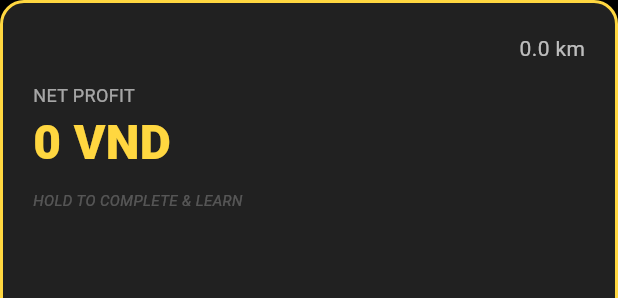
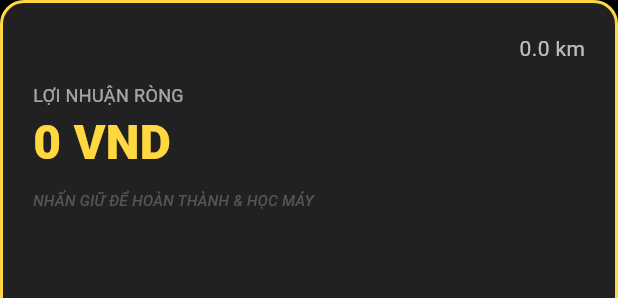
Before and after one commit to vurvn/van_flow, a Flutter app: the _OrderCard widget shown alone on an empty page, opened directly with empty values, on a phone screen of 412 x 824 dp. Shown: the top 298 px of the screen. Run offline on Flutter 3.47's test engine with Material 3 defaults, Android fonts, the phone set to English and light mode, and no system bars; our stand-ins replace equatable, flutter_bloc, get_it, isar; missing offline and left inert: flutter_background_service, flutter_background_service_android; accounts and stored records are empty; generated files the repository leaves out were written again.

Commit message:
Update & optimize features
Save order without complete

```diff
--- a/lib/core/models/order_entity.dart
+++ b/lib/core/models/order_entity.dart
@@ -8,6 +8,7 @@ class OrderEntity extends Equatable {
   final DateTime timestamp;
   final double netProfit;
   final String? districtId;
+  final bool isCompleted;
 
   const OrderEntity({
     this.id,
@@ -17,15 +18,9 @@ class OrderEntity extends Equatable {
     required this.timestamp,
     required this.netProfit,
     this.districtId,
+    this.isCompleted = false,
   });
 
   @override
-  List<Object?> get props => [id, platform, revenue, distance, timestamp, netProfit, districtId];
-
-  @override
-  String toString() {
-
-    return super.toString();
-  }
-
+  List<Object?> get props => [id, platform, revenue, distance, timestamp, netProfit, districtId, isCompleted];
 }
--- a/lib/core/models/order_mappers.dart
+++ b/lib/core/models/order_mappers.dart
@@ -11,7 +11,8 @@ extension OrderEntityMapper on OrderEntity {
       ..distance = distance
       ..timestamp = timestamp
       ..netProfit = netProfit
-      ..districtId = districtId;
+      ..districtId = districtId
+      ..isCompleted = isCompleted;
   }
 }
 
@@ -25,6 +26,7 @@ extension OrderModelMapper on OrderModel {
       timestamp: timestamp,
       netProfit: netProfit,
       districtId: districtId,
+      isCompleted: isCompleted,
     );
   }
 }
--- a/lib/core/models/order_model.dart
+++ b/lib/core/models/order_model.dart
@@ -16,4 +16,6 @@ class OrderModel {
   String? districtId;
   bool? wasChained;
   double? durationHours;
+
+  bool isCompleted = false; // Added flag to distinguish between active and historical orders
 }
--- /dev/null
+++ b/lib/core/utils/profit_calculator.dart
@@ -0,0 +1,6 @@
+class ProfitCalculator {
+  static double calculateNetProfit(double price, double distance) {
+    // NetProfit = Price - (Distance * 3500)
+    return price - (distance * 3500);
+  }
+}
--- a/lib/features/order_analysis/presentation/bloc/order_bloc.dart
+++ b/lib/features/order_analysis/presentation/bloc/order_bloc.dart
@@ -30,12 +30,15 @@ class OrderBloc extends Bloc<OrderEvent, OrderState> {
 
   Future<void> _onOnNewOrderCaptured(
       OnNewOrderCaptured event, Emitter<OrderState> emit) async {
+
     final netProfit = ProfitCalculator.calculateNetProfit(event.price, event.distance);
 
     final order = OrderEntity(
-      platform: "Captured",
+      // FIX: Use data from the event instead of hardcoding
+      platform: event.platform ?? "Captured",
       revenue: event.price,
       distance: event.distance,
+      districtId: event.districtId, // ENSURE THIS IS IN YOUR OrderEntity
       timestamp: DateTime.now(),
       netProfit: netProfit,
     );
--- a/lib/features/order_monitor/data/repositories/order_repository_impl.dart
+++ b/lib/features/order_monitor/data/repositories/order_repository_impl.dart
@@ -1,7 +1,7 @@
 import 'package:isar/isar.dart';
-import 'package:van_flow/core/models/order_mappers.dart';
-import 'package:van_flow/core/models/order_model.dart';
 import '../../../../core/models/order_entity.dart';
+import '../../../../core/models/order_model.dart';
+import '../../../../core/models/order_mappers.dart';
 import '../../domain/repositories/order_repository.dart';
 
 class OrderRepositoryImpl implements OrderRepository {
@@ -18,6 +18,7 @@ class OrderRepositoryImpl implements OrderRepository {
 
   @override
   Stream<List<OrderEntity>> watchOrders() {
+    // Watch ALL orders so drivers can see and update completed ones
     return isar.orderModels
         .where()
         .sortByTimestampDesc()
--- a/lib/features/order_monitor/presentation/pages/order_monitor_page.dart
+++ b/lib/features/order_monitor/presentation/pages/order_monitor_page.dart
@@ -1,5 +1,3 @@
-import 'dart:developer';
-
 import 'package:flutter/material.dart';
 import 'package:flutter_bloc/flutter_bloc.dart';
 import '../../../../core/models/order_entity.dart';
@@ -31,11 +29,11 @@ class OrderMonitorPage extends StatelessWidget {
                     },
                   ),
                 ),
-                _buildActionButtons(context),
+                // _buildActionButtons(context),
               ],
             );
           }
-          return const Center(child: Text('Start monitoring to see orders', style: TextStyle(color: Colors.white70)));
+          return const Center(child: Text('Bắt đầu theo dõi để xem đơn hàng', style: TextStyle(color: Colors.white70)));
         },
       ),
     );
@@ -54,7 +52,7 @@ class OrderMonitorPage extends StatelessWidget {
           minimumSize: const Size(double.infinity, 60),
           shape: RoundedRectangleBorder(borderRadius: BorderRadius.circular(12)),
         ),
-        child: const Text('SIMULATE NEW ORDER', style: TextStyle(fontSize: 18, fontWeight: FontWeight.bold)),
+        child: const Text('GIẢ LẬP ĐƠN MỚI', style: TextStyle(fontSize: 18, fontWeight: FontWeight.bold)),
       ),
     );
   }
@@ -71,14 +69,14 @@ class _OrderCard extends StatelessWidget {
 
     return InkWell(
       onLongPress: () {
-        log('Order completed: $order');
         if (order.districtId != null) {
           Navigator.push(
             context,
             MaterialPageRoute(
               builder: (context) => OrderCompletionPage(
+                orderId: order.id,
                 districtId: order.districtId!,
-                districtName: "Order Location", // In a real app, you'd have the name
+                districtName: "Đơn hàng #${order.id}",
                 revenue: order.revenue,
                 distance: order.distance,
               ),
@@ -93,7 +91,9 @@ class _OrderCard extends StatelessWidget {
           color: Colors.grey[900],
           borderRadius: BorderRadius.circular(16),
           border: Border.all(
-            color: isHighProfit ? Colors.greenAccent : Colors.amberAccent,
+            color: order.isCompleted
+                ? Colors.blueAccent
+                : (isHighProfit ? Colors.greenAccent : Colors.amberAccent),
             width: 2,
           ),
         ),
@@ -103,9 +103,24 @@ class _OrderCard extends StatelessWidget {
             Row(
               mainAxisAlignment: MainAxisAlignment.spaceBetween,
               children: [
-                Text(
-                  order.platform.toUpperCase(),
-                  style: const TextStyle(color: Colors.white70, fontSize: 14, fontWeight: FontWeight.bold),
+                Row(
+                  children: [
+                    Text(
+                      order.platform.toUpperCase(),
+                      style: const TextStyle(color: Colors.white70, fontSize: 14, fontWeight: FontWeight.bold),
+                    ),
+                    if (order.isCompleted) ...[
+                      const SizedBox(width: 8),
+                      Container(
+                        padding: const EdgeInsets.symmetric(horizontal: 6, vertical: 2),
+                        decoration: BoxDecoration(
+                          color: Colors.blueAccent.withOpacity(0.2),
+                          borderRadius: BorderRadius.circular(4),
+                        ),
+                        child: const Text('XONG', style: TextStyle(color: Colors.blueAccent, fontSize: 10, fontWeight: FontWeight.bold)),
+                      ),
+                    ]
+                  ],
                 ),
                 Text(
                   '${order.distance} km',
@@ -115,21 +130,23 @@ class _OrderCard extends StatelessWidget {
             ),
             const SizedBox(height: 12),
             const Text(
-              'NET PROFIT',
+              'LỢI NHUẬN RÒNG',
               style: TextStyle(color: Colors.white60, fontSize: 12),
             ),
             Text(
               '${order.netProfit.toStringAsFixed(0)} VND',
               style: TextStyle(
-                color: isHighProfit ? Colors.greenAccent : Colors.amberAccent,
+                color: order.isCompleted
+                    ? Colors.white
+                    : (isHighProfit ? Colors.greenAccent : Colors.amberAccent),
                 fontSize: 32,
                 fontWeight: FontWeight.w800,
               ),
             ),
             const SizedBox(height: 8),
-            const Text(
-              'HOLD TO COMPLETE & LEARN',
-              style: TextStyle(color: Colors.white24, fontSize: 10, fontStyle: FontStyle.italic),
+            Text(
+              order.isCompleted ? 'NHẤN GIỮ ĐỂ CẬP NHẬT LẠI' : 'NHẤN GIỮ ĐỂ HOÀN THÀNH & HỌC MÁY',
+              style: const TextStyle(color: Colors.white24, fontSize: 10, fontStyle: FontStyle.italic),
             ),
           ],
         ),
--- a/lib/presentation/pages/order_completion_page.dart
+++ b/lib/presentation/pages/order_completion_page.dart
@@ -3,6 +3,7 @@ import '../../core/injection/injection.dart';
 import '../../core/services/analytics_service.dart';
 
 class OrderCompletionPage extends StatefulWidget {
+  final int? orderId; // Added to support updating existing orders
   final String districtId;
   final String districtName;
   final double revenue;
@@ -10,6 +11,7 @@ class OrderCompletionPage extends StatefulWidget {
 
   const OrderCompletionPage({
     super.key,
+    this.orderId,
     required this.districtId,
     required this.districtName,
     required this.revenue,
@@ -28,6 +30,7 @@ class _OrderCompletionPageState extends State<OrderCompletionPage> {
     if (_wasChained == null) return;
 
     await sl<AnalyticsService>().recordOrderExecution(
+      orderId: widget.orderId,
       districtId: widget.districtId,
       revenue: widget.revenue,
       distance: widget.distance,
--- a/lib/presentation/screens/main_screen.dart
+++ b/lib/presentation/screens/main_screen.dart
@@ -54,15 +54,15 @@ class _MainScreenState extends State<MainScreen> {
         items: const [
           BottomNavigationBarItem(
             icon: Icon(Icons.flash_on),
-            label: 'EVAL',
+            label: 'ĐÁNH GIÁ',
           ),
           BottomNavigationBarItem(
             icon: Icon(Icons.radar),
-            label: 'MONITOR',
+            label: 'THEO DÕI',
           ),
           BottomNavigationBarItem(
             icon: Icon(Icons.bar_chart),
-            label: 'ANALYTICS',
+            label: 'PHÂN TÍCH',
           ),
         ],
       ),
```
Also changed, not shown: lib/core/services/analytics_service.dart (+23 -10 lines), lib/features/order_analysis/presentation/bloc/order_event.dart (+9 -2 lines), lib/presentation/pages/evaluation_result_page.dart (+30 -14 lines), lib/core/models/order_model.g.dart.
